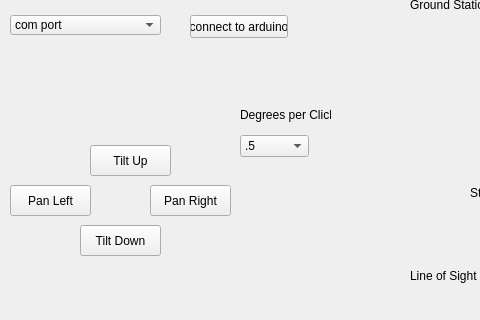
Old version of the form QtDesignerUI.ui in the repository mathias314/Ground-Station-Tracker; both pictures show x 0 to 480 and y 134 to 454 of the 980 by 712 pixel window.
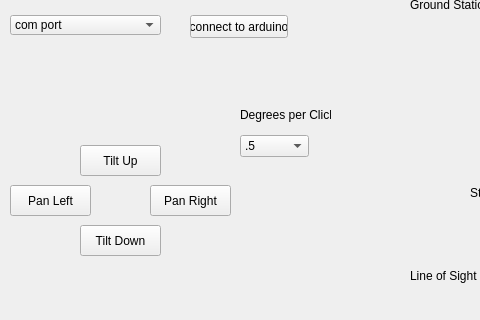
New version of the form.

Commit message: adjusting ui slightly, fixing crash with numba library

The edit to the form file:
```diff
--- a/QtDesignerUI.ui
+++ b/QtDesignerUI.ui
@@ -166,7 +166,7 @@
    <widget class="QPushButton" name="tiltUpButton">
     <property name="geometry">
      <rect>
-      <x>90</x>
+      <x>80</x>
       <y>260</y>
       <width>81</width>
       <height>31</height>
```
The commit also changes 4 other files.
